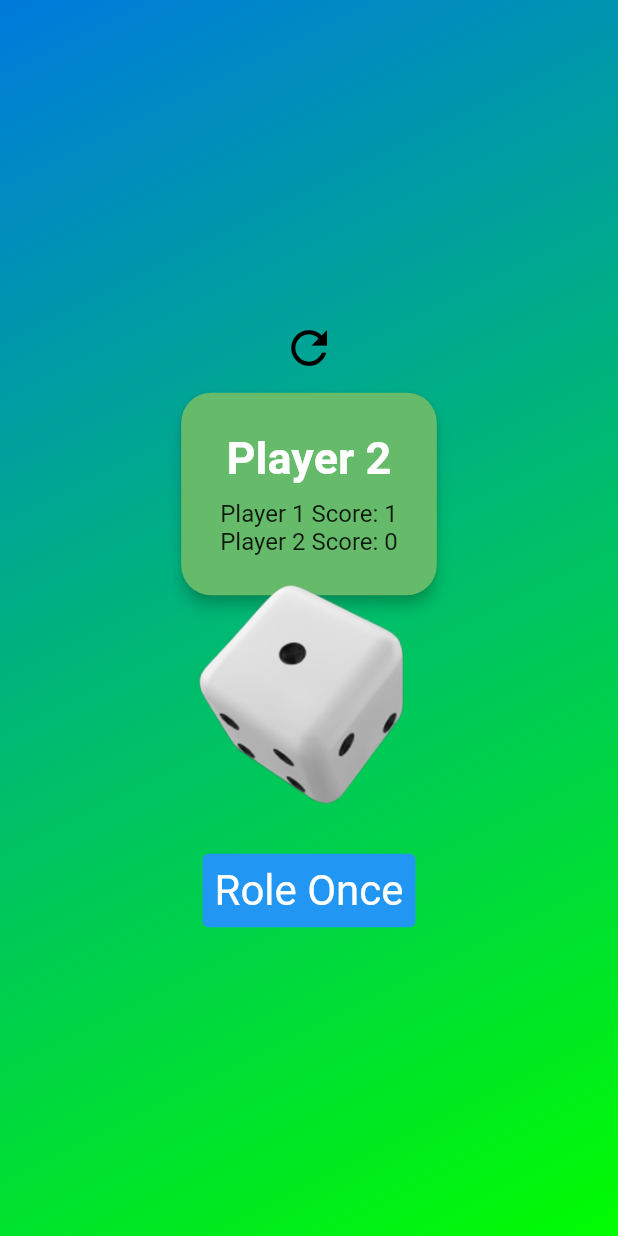
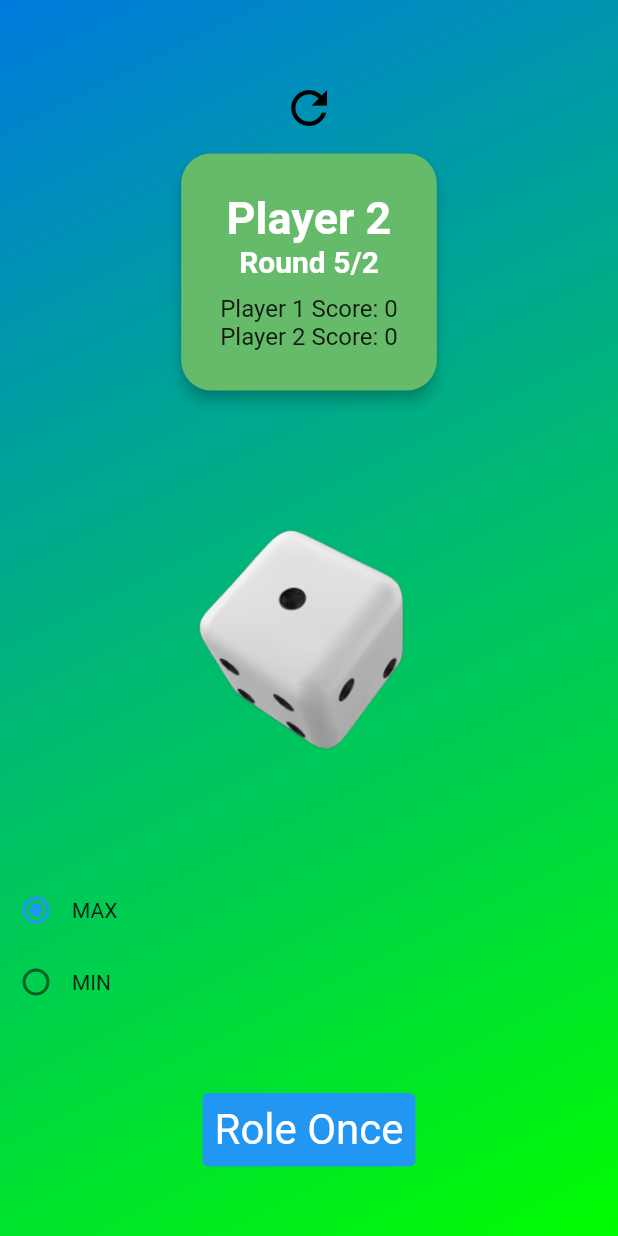
Before and after one commit to sharada-marasinha/roller-dice-game, a Flutter app: the screen it shows after launch, after a tap on "Role Once", on a phone screen of 412 x 824 dp. Run offline on Flutter 3.47's test engine with Material 2 defaults, Android fonts, the phone set to English and light mode, and no system bars.

Commit message:
algorethom done

```diff
--- a/lib/roller_dicer.dart
+++ b/lib/roller_dicer.dart
@@ -39,14 +39,42 @@ class _RollerDiceState extends State<RollerDice>
       }
     });
 
+    if (isToggleButtonEnabled) {
+      if (selectedOption == "MAX") {
+        if (diceNum == 4 || diceNum == 5 || diceNum == 6) {
+          if (currentPlayer == 1) {
+            player1Score += 10;
+          } else {
+            player2Score += 10;
+          }
+        } else {
+          if (currentPlayer == 1) {
+            player1Score -= 10;
+          } else {
+            player2Score -= 10;
+          }
+        }
+        print('MAX');
+      } else {
+        if (diceNum == 1 || diceNum == 2 || diceNum == 3) {
+          if (currentPlayer == 1) {
+            player1Score += 10;
+          } else {
+            player2Score += 10;
+          }
+          print('MIN');
+        } else {
+          if (currentPlayer == 1) {
+            player1Score -= 10;
+          } else {
+            player2Score -= 10;
+          }
+        }
+      }
+    }
+
     _controller.reset();
     _controller.forward();
-
-    if (currentPlayer == 1) {
-      player1Score += diceNum;
-    } else {
-      player2Score += diceNum;
-    }
 
     currentPlayer = (currentPlayer == 1) ? 2 : 1;
     if (currentRound == 5) {
@@ -89,22 +117,18 @@ class _RollerDiceState extends State<RollerDice>
 
   @override
   Widget build(BuildContext context) {
+    String selectedOption = 'Option 1';
+    bool isToggleButtonEnabled = false;
     return Column(
       mainAxisAlignment: MainAxisAlignment.center,
       crossAxisAlignment: CrossAxisAlignment.center,
       children: [
-getResetButton(),
-        Row(
-          mainAxisAlignment: MainAxisAlignment.center,
-          children: [getScoreCard()],
-        ),
-        Row(
-          mainAxisAlignment: MainAxisAlignment.center,
-          children: [
-            SizedBox(height: 50.0),
-            getDice(),
-          ],
-        ),
+        getResetButton(),
+        getScoreCard(),
+        SizedBox(height: 100.0),
+        getDice(),
+        SizedBox(height: 100.0),
+        getOptions(),
         SizedBox(height: 50.0),
         getButton()
       ],
@@ -125,8 +149,7 @@ getResetButton(),
 
   Widget getButton() {
     return Container(
-
-  alignment: Alignment.bottomCenter,
+      alignment: Alignment.bottomCenter,
       child: TextButton(
           onPressed: roll,
           style: TextButton.styleFrom(
@@ -170,6 +193,14 @@ getResetButton(),
                 fontWeight: FontWeight.bold,
               ),
             ),
+            Text(
+              'Round 5/$currentRound',
+              style: TextStyle(
+                color: Colors.white,
+                fontSize: 20.0,
+                fontWeight: FontWeight.bold,
+              ),
+            ),
             SizedBox(height: 10.0),
             Text(
               'Player 1 Score: $player1Score',
@@ -184,4 +215,44 @@ getResetButton(),
       ),
     );
   }
+
+  String selectedOption = 'MAX';
+  bool isToggleButtonEnabled = false;
+  Widget getOptions() {
+    return Column(
+      mainAxisAlignment: MainAxisAlignment.center,
+      children: [
+        Row(
+          children: [
+            Radio(
+              value: 'MAX',
+              groupValue: selectedOption,
+              onChanged: (value) {
+                setState(() {
+                  selectedOption = value.toString();
+                  isToggleButtonEnabled = true;
+                });
+              },
+            ),
+            Text('MAX'),
+          ],
+        ),
+        Row(
+          children: [
+            Radio(
+              value: 'MIN',
+              groupValue: selectedOption,
+              onChanged: (value) {
+                setState(() {
+                  selectedOption = value.toString();
+                  isToggleButtonEnabled = true;
+                });
+              },
+            ),
+            Text('MIN'),
+          ],
+        ),
+      ],
+    );
+  }
 }
```
Also changed, not shown: 1 other file.
